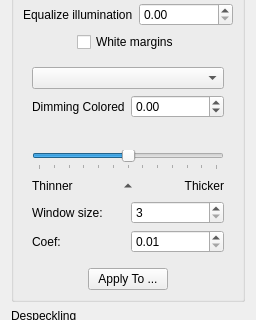
ImageProcessing-ElectronicPublications/scantailor-experimental, file src/filters/output/ui/OutputOptionsWidget.ui: the form before one commit; both pictures show x 0 to 256 and y 286 to 606 of the 256 by 742 pixel window.
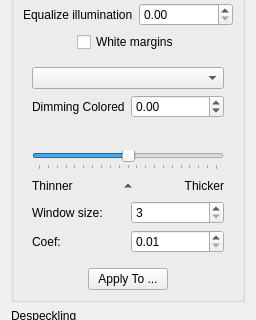
The form after the commit. Icons and pictures are not drawn.

Diff of the .ui file:
```diff
--- a/src/filters/output/ui/OutputOptionsWidget.ui
+++ b/src/filters/output/ui/OutputOptionsWidget.ui
@@ -471,10 +471,10 @@
          <item>
           <widget class="QSlider" name="thresholdSlider">
            <property name="minimum">
-            <number>-30</number>
+            <number>-50</number>
            </property>
            <property name="maximum">
-            <number>30</number>
+            <number>50</number>
            </property>
            <property name="pageStep">
             <number>5</number>
```
Left out of the diff: 4 changed lines with no effect on the pictures.
